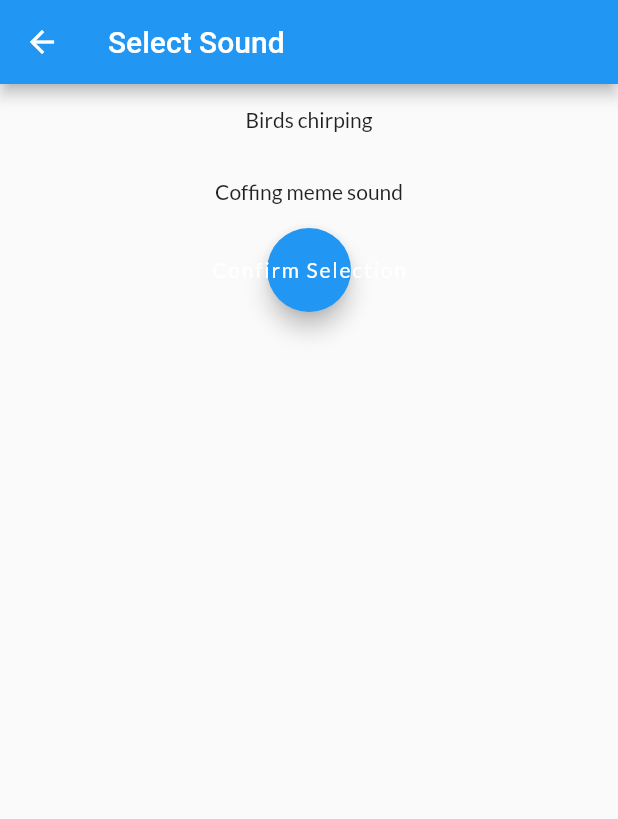
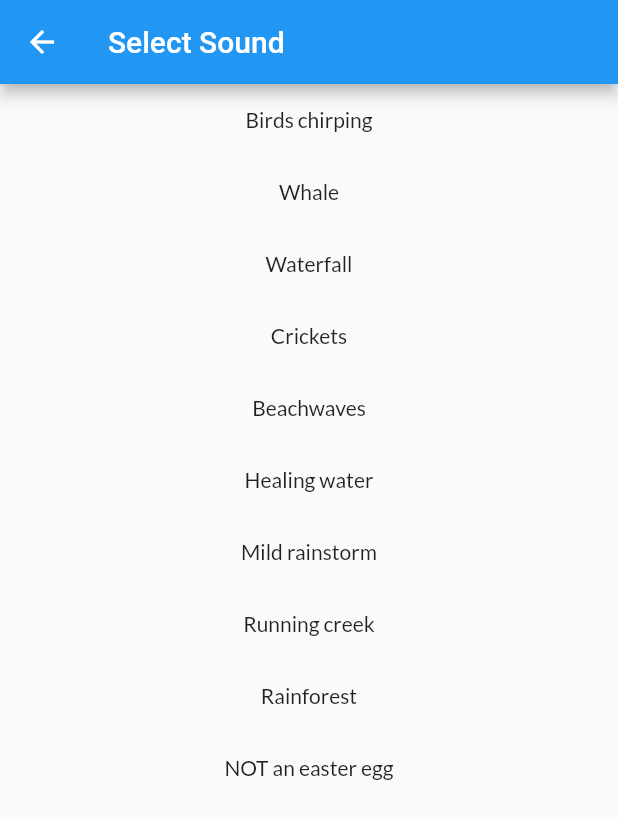
Before and after one commit to mextenderr/Team-2-De-Nachtwacht, a Flutter app: the Alarm screen opened directly, after a tap on "Select Sound", on a phone screen of 412 x 824 dp. Shown: the top 819 px of the screen. Run offline on Flutter 3.47's test engine with Material 2 defaults, Android fonts, the light colour scheme and no system bars; our stand-ins replace assets_audio_player, audioplayers, flutter_bluetooth_serial, google_fonts, shared_preferences; missing offline and left inert: bezier_chart; accounts and stored records are empty.

Commit message:
Added sounds to alarm function
Added 8 more relaxing sounds to the alarm function

```diff
--- a/flutterApp/flutter_app/lib/alarm.dart
+++ b/flutterApp/flutter_app/lib/alarm.dart
@@ -52,13 +52,48 @@ class AlarmState extends State<Alarm> {
 
               else if(widget.selectedSong == 2)
               {
+                const alarmAudioPath = "whale.mp3";
+                audioCache.play(alarmAudioPath);
+              }
+              else if(widget.selectedSong == 3)
+              {
+                const alarmAudioPath = "waterfall.mp3";
+                audioCache.play(alarmAudioPath);
+              }
+              else if(widget.selectedSong == 4)
+              {
+                const alarmAudioPath = "crickets.mp3";
+                audioCache.play(alarmAudioPath);
+              }
+              else if(widget.selectedSong == 5)
+              {
+                const alarmAudioPath = "beachwaves.mp3";
+                audioCache.play(alarmAudioPath);
+              }
+              else if(widget.selectedSong == 6)
+              {
+                const alarmAudioPath = "healingwater.mp3";
+                audioCache.play(alarmAudioPath);
+              }
+              else if(widget.selectedSong == 7)
+              {
+                const alarmAudioPath = "rainstorm.mp3";
+                audioCache.play(alarmAudioPath);
+              }
+              else if(widget.selectedSong == 8)
+              {
+                const alarmAudioPath = "creek.mp3";
+                audioCache.play(alarmAudioPath);
+              }
+              else if(widget.selectedSong == 9)
+              {
+                const alarmAudioPath = "rainforest.mp3";
+                audioCache.play(alarmAudioPath);
+              }
+              else if(widget.selectedSong == 10)
+              {
                 const alarmAudioPath = "alarmsound1.mp3";
                 audioCache.play(alarmAudioPath);
-              }
-              else
-              {
-                //const alarmAudioPath = "alarmsound1.mp3";
-                //audioCache.play(alarmAudioPath);
               }
             },
             child: Text(
--- a/flutterApp/flutter_app/lib/soundselect.dart
+++ b/flutterApp/flutter_app/lib/soundselect.dart
@@ -49,15 +49,83 @@ class SoundselectState extends State{
               _toAlarmPage(2);
             },
             child: Text(
-              'Coffing meme sound',
+              'Whale',
               textAlign: TextAlign.center,
             ),
           ),
-          FloatingActionButton(
+          FlatButton(
             onPressed: (){
                 _toAlarmPage(3);
             },
-            child: Text('Confirm Selection'))
+            child: Text(
+              'Waterfall',
+              textAlign: TextAlign.center,
+              ),
+              ),
+          FlatButton(
+            onPressed: (){
+                _toAlarmPage(4);
+            },
+            child: Text(
+              'Crickets',
+              textAlign: TextAlign.center,
+              ),
+              ),
+          FlatButton(
+            onPressed: (){
+                _toAlarmPage(5);
+            },
+            child: Text(
+              'Beachwaves',
+              textAlign: TextAlign.center,
+              ),
+              ),
+          FlatButton(
+            onPressed: (){
+                _toAlarmPage(6);
+            },
+            child: Text(
+              'Healing water',
+              textAlign: TextAlign.center,
+              ),
+              ),
+          FlatButton(
+            onPressed: (){
+                _toAlarmPage(7);
+            },
+            child: Text(
+              'Mild rainstorm',
+              textAlign: TextAlign.center,
+              ),
+              ),
+          FlatButton(
+            onPressed: (){
+                _toAlarmPage(8);
+            },
+            child: Text(
+              'Running creek',
+              textAlign: TextAlign.center,
+              ),
+              ),
+          FlatButton(
+            onPressed: (){
+                _toAlarmPage(9);
+            },
+            child: Text(
+              'Rainforest',
+              textAlign: TextAlign.center,
+              ),
+              ),
+          FlatButton(
+            onPressed: (){
+                _toAlarmPage(10);
+            },
+            child: Text(
+              'NOT an easter egg',
+              textAlign: TextAlign.center,
+              ),
+              ),
+
         ],
       ),
 
```
Also changed, not shown: flutterApp/flutter_app/pubspec.yaml (+8 -0 lines), 8 other files.
